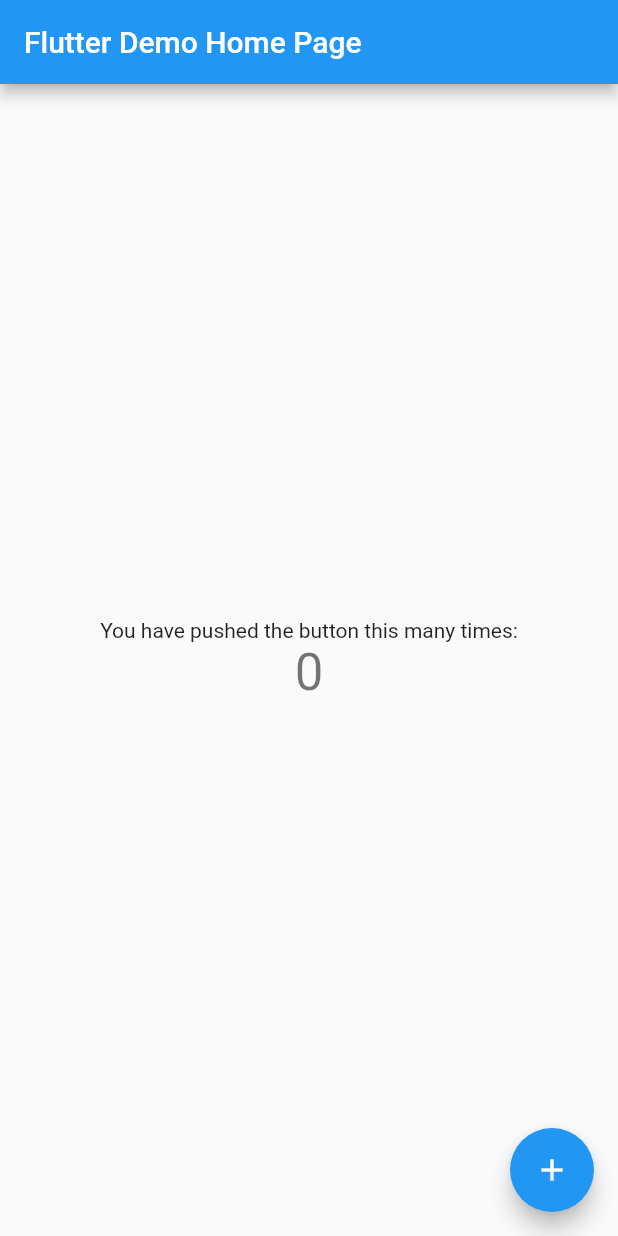
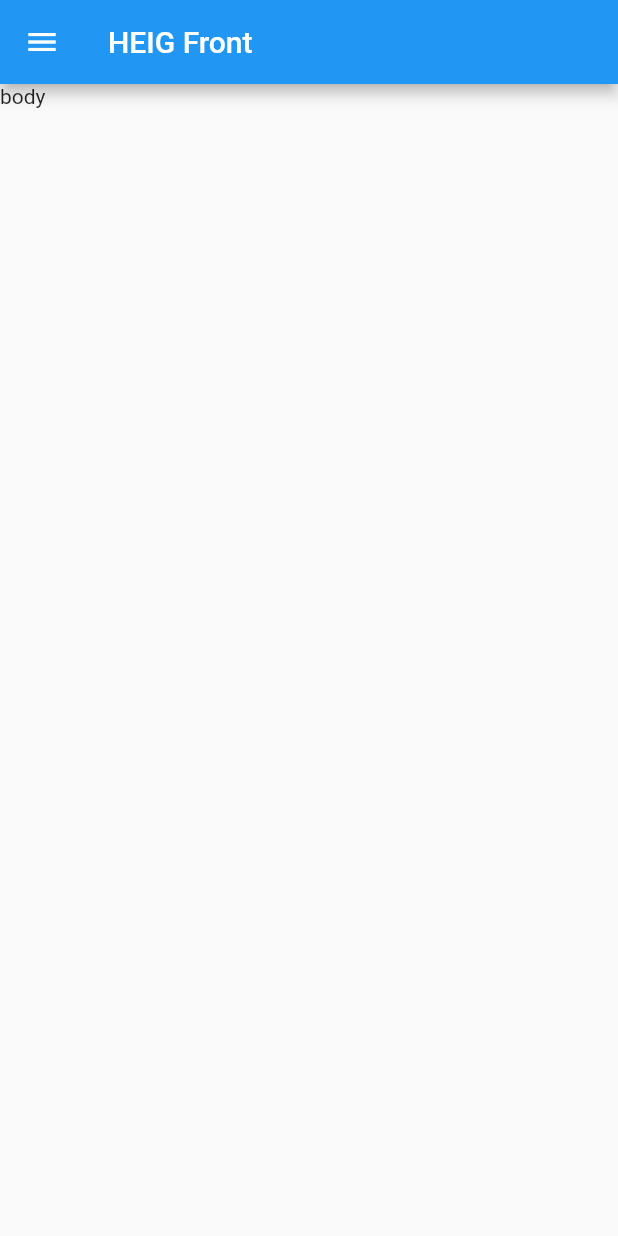
Before and after one commit to LucaCoduriV/HEIG-MOBILE, a Flutter app: the screen it shows after launch, on a phone screen of 412 x 824 dp. Run offline on Flutter 3.47's test engine with Material 2 defaults, Android fonts, the phone set to English and light mode, and no system bars.

Commit message:
Base + désactivation de lint

```diff
--- a/analysis_options.yaml
+++ /dev/null
@@ -1,29 +0,0 @@
-# This file configures the analyzer, which statically analyzes Dart code to
-# check for errors, warnings, and lints.
-#
-# The issues identified by the analyzer are surfaced in the UI of Dart-enabled
-# IDEs (https://dart.dev/tools#ides-and-editors). The analyzer can also be
-# invoked from the command line by running `flutter analyze`.
-
-# The following line activates a set of recommended lints for Flutter apps,
-# packages, and plugins designed to encourage good coding practices.
-include: package:flutter_lints/flutter.yaml
-
-linter:
-  # The lint rules applied to this project can be customized in the
-  # section below to disable rules from the `package:flutter_lints/flutter.yaml`
-  # included above or to enable additional rules. A list of all available lints
-  # and their documentation is published at
-  # https://dart-lang.github.io/linter/lints/index.html.
-  #
-  # Instead of disabling a lint rule for the entire project in the
-  # section below, it can also be suppressed for a single line of code
-  # or a specific dart file by using the `// ignore: name_of_lint` and
-  # `// ignore_for_file: name_of_lint` syntax on the line or in the file
-  # producing the lint.
-  rules:
-    # avoid_print: false  # Uncomment to disable the `avoid_print` rule
-    # prefer_single_quotes: true  # Uncomment to enable the `prefer_single_quotes` rule
-
-# Additional information about this file can be found at
-# https://dart.dev/guides/language/analysis-options
--- a/lib/main.dart
+++ b/lib/main.dart
@@ -1,115 +1,69 @@
 import 'package:flutter/material.dart';
 
 void main() {
-  runApp(const MyApp());
+  runApp(MyApp());
 }
 
-class MyApp extends StatelessWidget {
-  const MyApp({Key? key}) : super(key: key);
+class MyApp extends StatefulWidget {
+  MyApp({Key? key}) : super(key: key);
 
-  // This widget is the root of your application.
+  @override
+  State<MyApp> createState() => _MyAppState();
+}
+
+class _MyAppState extends State<MyApp> {
   @override
   Widget build(BuildContext context) {
     return MaterialApp(
       title: 'Flutter Demo',
       theme: ThemeData(
-        // This is the theme of your application.
-        //
-        // Try running your application with "flutter run". You'll see the
-        // application has a blue toolbar. Then, without quitting the app, try
-        // changing the primarySwatch below to Colors.green and then invoke
-        // "hot reload" (press "r" in the console where you ran "flutter run",
-        // or simply save your changes to "hot reload" in a Flutter IDE).
-        // Notice that the counter didn't reset back to zero; the application
-        // is not restarted.
         primarySwatch: Colors.blue,
       ),
-      home: const MyHomePage(title: 'Flutter Demo Home Page'),
+      home: Navigator(
+        pages: [
+          MaterialPage(
+            key: ValueKey("test"),
+            child: Home(),
+          )
+        ],
+        onPopPage: (route, result) => route.didPop(result),
+      ),
     );
   }
 }
 
-class MyHomePage extends StatefulWidget {
-  const MyHomePage({Key? key, required this.title}) : super(key: key);
-
-  // This widget is the home page of your application. It is stateful, meaning
-  // that it has a State object (defined below) that contains fields that affect
-  // how it looks.
-
-  // This class is the configuration for the state. It holds the values (in this
-  // case the title) provided by the parent (in this case the App widget) and
-  // used by the build method of the State. Fields in a Widget subclass are
-  // always marked "final".
-
-  final String title;
+class Home extends StatefulWidget {
+  Home({Key? key}) : super(key: key);
 
   @override
-  State<MyHomePage> createState() => _MyHomePageState();
+  _HomeState createState() => _HomeState();
 }
 
-class _MyHomePageState extends State<MyHomePage> {
-  int _counter = 0;
-
-  void _incrementCounter() {
-    setState(() {
-      // This call to setState tells the Flutter framework that something has
-      // changed in this State, which causes it to rerun the build method below
-      // so that the display can reflect the updated values. If we changed
-      // _counter without calling setState(), then the build method would not be
-      // called again, and so nothing would appear to happen.
-      _counter++;
-    });
-  }
-
+class _HomeState extends State<Home> {
   @override
   Widget build(BuildContext context) {
-    // This method is rerun every time setState is called, for instance as done
-    // by the _incrementCounter method above.
-    //
-    // The Flutter framework has been optimized to make rerunning build methods
-    // fast, so that you can just rebuild anything that needs updating rather
-    // than having to individually change instances of widgets.
     return Scaffold(
-      appBar: AppBar(
-        // Here we take the value from the MyHomePage object that was created by
-        // the App.build method, and use it to set our appbar title.
-        title: Text(widget.title),
-      ),
-      body: Center(
-        // Center is a layout widget. It takes a single child and positions it
-        // in the middle of the parent.
-        child: Column(
-          // Column is also a layout widget. It takes a list of children and
-          // arranges them vertically. By default, it sizes itself to fit its
-          // children horizontally, and tries to be as tall as its parent.
-          //
-          // Invoke "debug painting" (press "p" in the console, choose the
-          // "Toggle Debug Paint" action from the Flutter Inspector in Android
-          // Studio, or the "Toggle Debug Paint" command in Visual Studio Code)
-          // to see the wireframe for each widget.
-          //
-          // Column has various properties to control how it sizes itself and
-          // how it positions its children. Here we use mainAxisAlignment to
-          // center the children vertically; the main axis here is the vertical
-          // axis because Columns are vertical (the cross axis would be
-          // horizontal).
-          mainAxisAlignment: MainAxisAlignment.center,
+      appBar: AppBar(title: Text("HEIG Front")),
+      body: Text("body"),
+      drawer: Drawer(
+        child: ListView(
           children: <Widget>[
-            const Text(
-              'You have pushed the button this many times:',
+            // ...
+            ListTile(
+              title: Text('Home'),
+              onTap: () {
+                Navigator.pop(context);
+              },
             ),
-            Text(
-              '$_counter',
-              style: Theme.of(context).textTheme.headline4,
+            ListTile(
+              title: Text('Profile'),
+              onTap: () {
+                Navigator.pop(context);
+              },
             ),
           ],
         ),
       ),
-      floatingActionButton: FloatingActionButton(
-        onPressed: _incrementCounter,
-        tooltip: 'Increment',
-        child: const Icon(Icons.add),
-      ), // This trailing comma makes auto-formatting nicer for build methods.
     );
   }
 }
```
Also changed, not shown: 2 other files.
